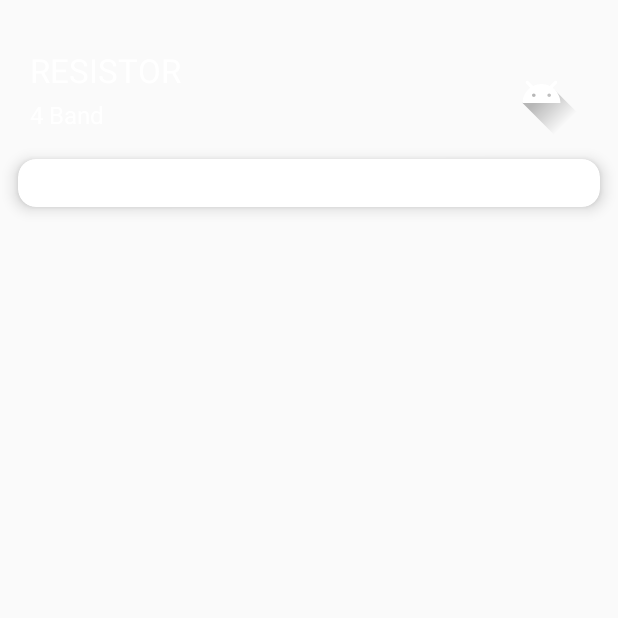
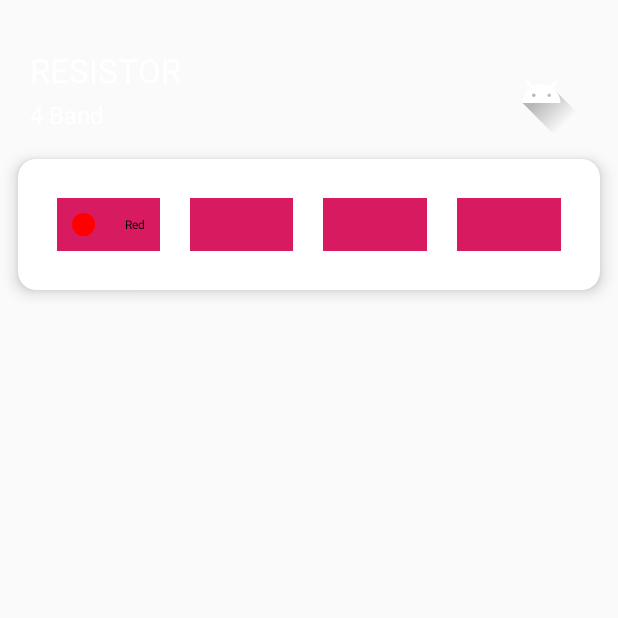
Before and after one commit to vaibhavt802/Electronic-Guide, an Android app: the FourBResistorActivity screen opened directly, with no data from a screen before it, on a phone screen of 412 x 824 dp, the top half of it. Run offline under Robolectric (Android 15) with nearby library versions, the phone set to English and light mode, and no system bars.

```diff
--- a/app/src/main/AndroidManifest.xml
+++ b/app/src/main/AndroidManifest.xml
@@ -9,6 +9,15 @@
         android:roundIcon="@mipmap/ic_launcher_round"
         android:supportsRtl="true"
         android:theme="@style/AppTheme">
+        <activity android:name=".BatteryActivity" />
+        <activity android:name=".CapacitorActivity" />
+        <activity android:name=".DiodeActivity" />
+        <activity android:name=".ICActivity" />
+        <activity android:name=".InductorActivity" />
+        <activity android:name=".LEDActivity" />
+        <activity android:name=".SCRActivity" />
+        <activity android:name=".TransistorActivity" />
+        <activity android:name=".ZenerDiodeActivity" />
         <activity android:name=".FourBResistorActivity"></activity>
         <activity android:name=".ResistorActivity" />
         <activity android:name=".MainActivity">
--- a/app/src/main/java/com/example/electronicguide/FourBResistorActivity.java
+++ b/app/src/main/java/com/example/electronicguide/FourBResistorActivity.java
@@ -2,12 +2,53 @@ package com.example.electronicguide;
 
 import android.support.v7.app.AppCompatActivity;
 import android.os.Bundle;
+import android.view.View;
+import android.widget.AdapterView;
+import android.widget.Spinner;
+
+import java.util.ArrayList;
 
 public class FourBResistorActivity extends AppCompatActivity {
+
+    private ArrayList<ColorSpinnerItem> colotList;
+    private ColorSpinnerAdapter adapter;
+    private Spinner spinner1;
 
     @Override
     protected void onCreate(Bundle savedInstanceState) {
         super.onCreate(savedInstanceState);
         setContentView(R.layout.activity_four_bresistor);
+
+        initList();
+
+        spinner1=findViewById(R.id.colorspinner1);
+        adapter=new ColorSpinnerAdapter(this,colotList);
+        spinner1.setAdapter(adapter);
+
+        spinner1.setOnItemSelectedListener(new AdapterView.OnItemSelectedListener() {
+            @Override
+            public void onItemSelected(AdapterView<?> adapterView, View view, int i, long l) {
+                ColorSpinnerItem clickedItem = (ColorSpinnerItem) adapterView.getItemAtPosition(i);
+                String clickedColorName = clickedItem.getColorName();
+            }
+
+            @Override
+            public void onNothingSelected(AdapterView<?> adapterView) {
+
+            }
+        });
+    }
+
+    private void initList(){
+
+        colotList=new ArrayList<>();
+        colotList.add(new ColorSpinnerItem("Red",R.drawable.redcircle));
+        colotList.add(new ColorSpinnerItem("Green",R.drawable.greencolor));
+        colotList.add(new ColorSpinnerItem("Blue",R.drawable.bluecolor));
+        colotList.add(new ColorSpinnerItem("Black",R.drawable.blackcolor));
+
+
+
+
     }
 }
--- a/app/src/main/res/layout/activity_four_bresistor.xml
+++ b/app/src/main/res/layout/activity_four_bresistor.xml
@@ -65,15 +65,47 @@
                 <LinearLayout
                     android:orientation="horizontal"
                     android:padding="16dp"
-                    android:gravity="center"
+                    android:layout_gravity="center"
                     android:layout_width="match_parent"
                     android:layout_height="match_parent">
 
                     <Spinner
-                        android:layout_width="wrap_content"
+                        android:layout_width="0dp"
+                        android:layout_height="match_parent"
+                        android:layout_weight="1"
+                        android:background="@color/colorAccent"
+                        android:id="@+id/colorspinner1"
+                        android:layout_margin="10dp"
+                        />
+
+                    <Spinner
+                        android:layout_width="0dp"
+                        android:layout_height="match_parent"
+                        android:layout_weight="1"
+                        android:background="@color/colorAccent"
+                        android:id="@+id/colorspinner2"
+                        android:layout_margin="10dp"
+                        />
+
+                    <Spinner
+                        android:layout_width="0dp"
+                        android:layout_height="match_parent"
+                        android:layout_weight="1"
+                        android:background="@color/colorAccent"
+                        android:id="@+id/colorspinner3"
+                        android:layout_margin="10dp"
+                        />
+
+                    <Spinner
+                        android:layout_width="0dp"
+                        android:layout_weight="1"
                         android:layout_height="match_parent"
                         android:background="@color/colorAccent"
+                        android:id="@+id/colorspinner4"
+                        android:layout_margin="10dp"
                         />
+
+
 
                 </LinearLayout>
 
--- a/app/src/main/res/layout/color_spinner_row.xml
+++ b/app/src/main/res/layout/color_spinner_row.xml
@@ -1,14 +1,16 @@
 <?xml version="1.0" encoding="utf-8"?>
 <RelativeLayout xmlns:android="http://schemas.android.com/apk/res/android"
-    android:layout_width="match_parent" android:layout_height="match_parent">
+    android:layout_width="match_parent"
+    android:layout_height="match_parent"
+    android:padding="10dp">
 
 
     <ImageView
         android:id="@+id/imgcolor"
-        android:layout_width="100dp"
-        android:layout_height="100dp"
+        android:layout_width="15dp"
+        android:layout_height="15dp"
         android:src="@drawable/redcircle"
-        android:layout_margin="20dp"
+        android:layout_marginRight="20dp"
         />
 
     <TextView
@@ -20,8 +22,8 @@
         android:layout_toEndOf="@+id/imgcolor"
         android:layout_alignBottom="@+id/imgcolor"
         android:layout_alignParentTop="true"
-        android:textSize="30sp"
+        android:textSize="8sp"
         android:gravity="center_vertical"
-        android:layout_marginLeft="20dp"/>
+         />
 
 </RelativeLayout>
```
